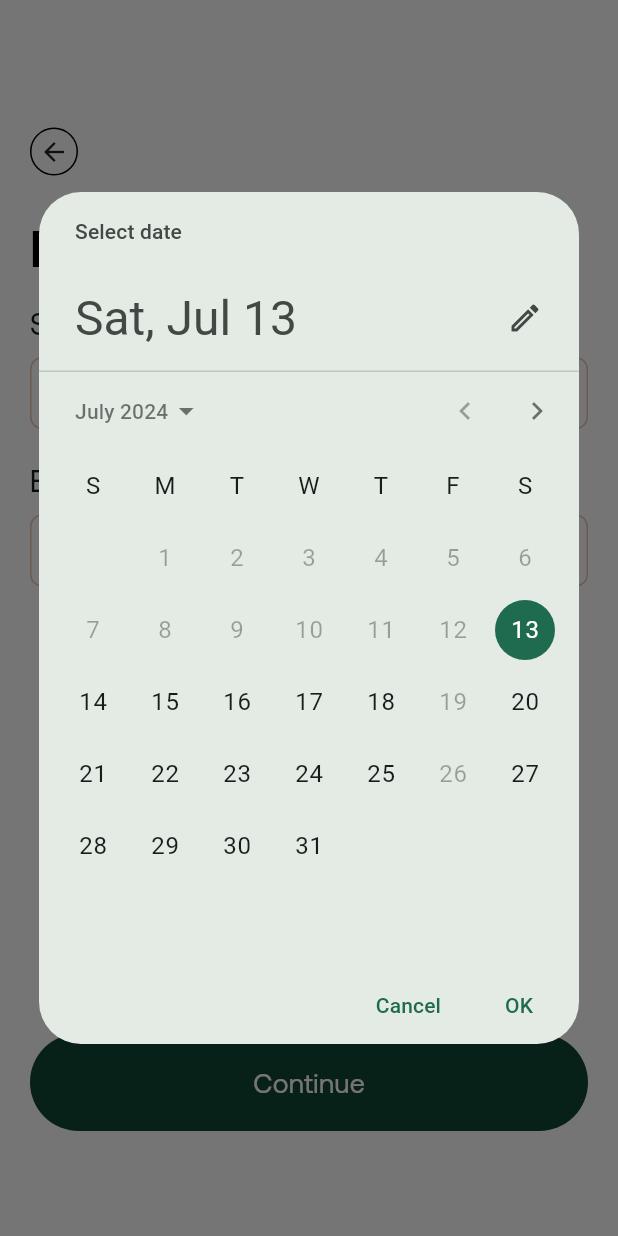
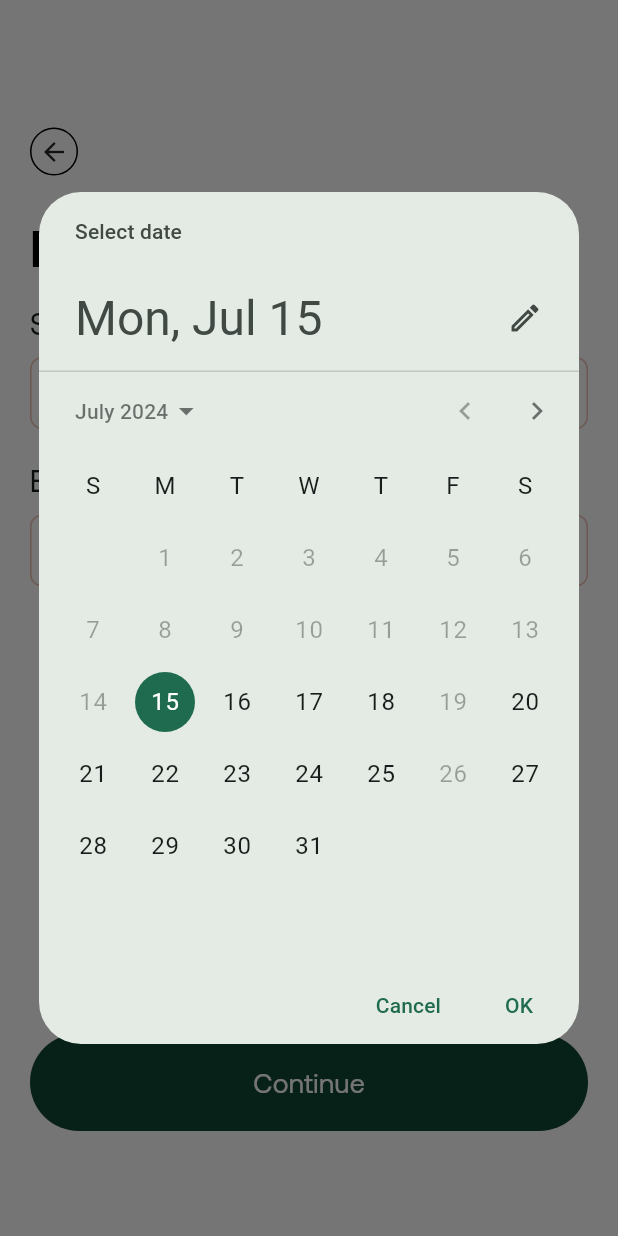
Before and after one commit to sharon-512/Pack-App, a Flutter app: the DatePicker screen opened directly with empty values, after a tap on "Select starting date", on a phone screen of 412 x 824 dp. Run offline on Flutter 3.47's test engine with Material 3 defaults, Android fonts, the light colour scheme and no system bars; our stand-ins replace flutter_svg, hive, hive_flutter, pin_code_fields, shared_preferences, shimmer and 1 more; accounts and stored records are empty; network calls fail.

Commit message:
days chanegd

```diff
--- a/lib/screens/date_picker.dart
+++ b/lib/screens/date_picker.dart
@@ -212,8 +212,6 @@ class _DatePickerState extends State<DatePicker> {
       });
     }
   }
-
-
 }
 
 class DateSelectionField extends StatelessWidget {
@@ -239,8 +237,8 @@ class DateSelectionField extends StatelessWidget {
         onTap: () async {
           DateTime? pickedDate = await showDatePicker(
             context: context,
-            initialDate: DateTime.now(),
-            firstDate: disablePastDates ? DateTime.now() : DateTime(2000),
+            initialDate: DateTime.now().add(Duration(days: 2)), // Two days ahead
+            firstDate: disablePastDates ? DateTime.now().add(Duration(days: 2)) : DateTime(2000),
             lastDate: DateTime(2101),
             selectableDayPredicate: (DateTime date) {
               if (date.year == DateTime.now().year &&
```
